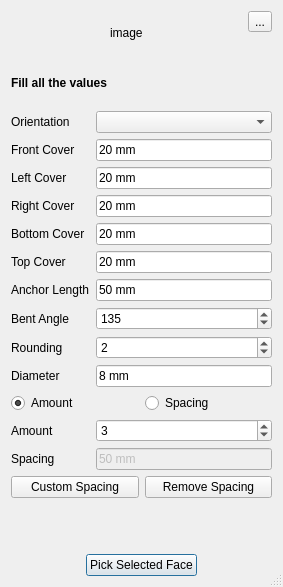
The window that BentShapeRebar.ui (amrit3701/FreeCAD-Reinforcement) describes before a commit, drawn with Qt 5.
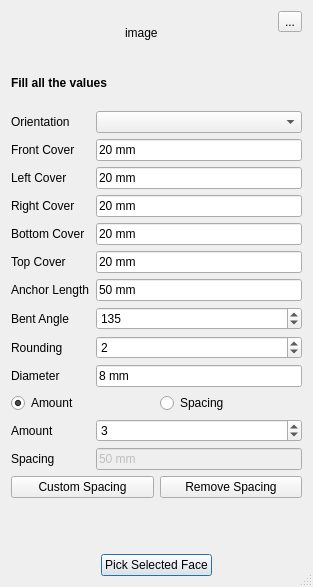
The same window after the commit. Custom widgets are drawn as their Qt base class.

What changed in the file:
```diff
--- a/BentShapeRebar.ui
+++ b/BentShapeRebar.ui
@@ -6,7 +6,7 @@
    <rect>
     <x>0</x>
     <y>0</y>
-    <width>283</width>
+    <width>313</width>
     <height>587</height>
    </rect>
   </property>
@@ -221,7 +221,7 @@
       </widget>
      </item>
      <item row="0" column="1">
-      <widget class="Gui::PrefComboBox" name="orientation"/>
+      <widget class="Gui::PrefComboBox" name="orientationValue"/>
      </item>
      <item row="3" column="0">
       <widget class="QLabel" name="r_sideCoverLabel">
```
Left out of the diff: 2 changed lines with no effect on the pictures.
